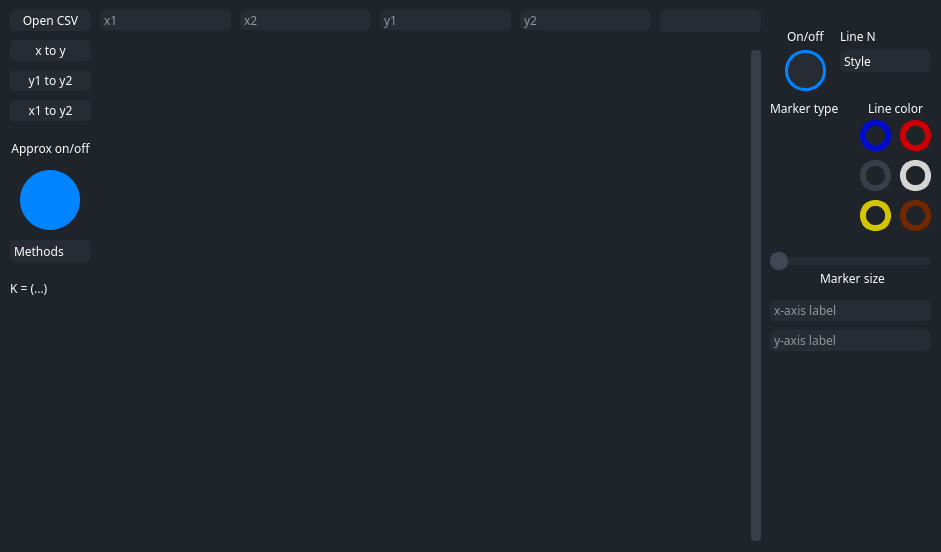
Old version of the form ui/design.ui in the repository RogMin/MIPT-CODING_py_project.
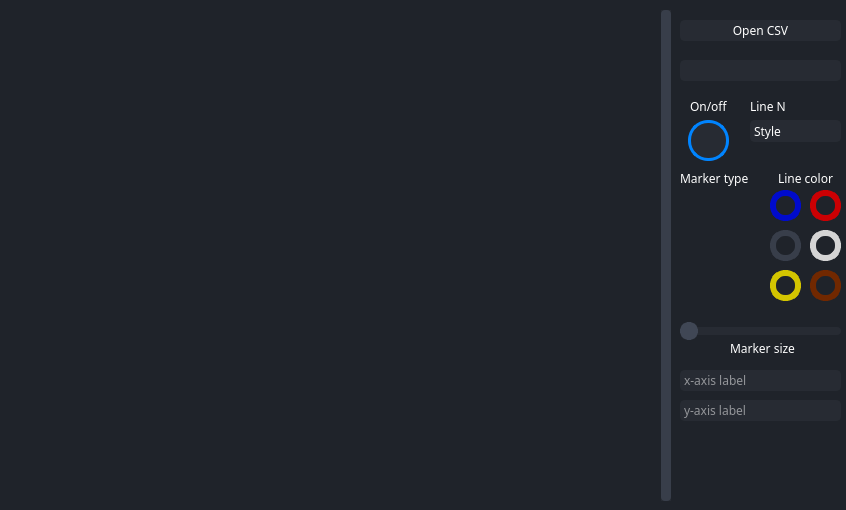
New version of the form. Icons and pictures are not drawn.

Diff of the .ui file:
```diff
--- a/ui/design.ui
+++ b/ui/design.ui
@@ -6,8 +6,8 @@
    <rect>
     <x>0</x>
     <y>0</y>
-    <width>941</width>
-    <height>552</height>
+    <width>846</width>
+    <height>510</height>
    </rect>
   </property>
   <property name="windowTitle">
@@ -121,9 +121,9 @@
    <widget class="QPushButton" name="openCSVButton">
     <property name="geometry">
      <rect>
-      <x>10</x>
-      <y>10</y>
-      <width>81</width>
+      <x>680</x>
+      <y>20</y>
+      <width>161</width>
       <height>21</height>
      </rect>
     </property>
@@ -131,107 +131,13 @@
      <string>Open CSV</string>
     </property>
    </widget>
-   <widget class="QPushButton" name="x_to_y_button">
-    <property name="geometry">
-     <rect>
-      <x>10</x>
-      <y>40</y>
-      <width>81</width>
-      <height>21</height>
-     </rect>
-    </property>
-    <property name="text">
-     <string>x to y</string>
-    </property>
-   </widget>
-   <widget class="QPushButton" name="y1_to_y2_button">
-    <property name="geometry">
-     <rect>
-      <x>10</x>
-      <y>70</y>
-      <width>81</width>
-      <height>21</height>
-     </rect>
-    </property>
-    <property name="text">
-     <string>y1 to y2</string>
-    </property>
-   </widget>
-   <widget class="QPushButton" name="x1_to_y2_button">
-    <property name="geometry">
-     <rect>
-      <x>10</x>
-      <y>100</y>
-      <width>81</width>
-      <height>21</height>
-     </rect>
-    </property>
-    <property name="text">
-     <string>x1 to y2</string>
-    </property>
-   </widget>
-   <widget class="QLineEdit" name="x1_line_edit">
-    <property name="geometry">
-     <rect>
-      <x>100</x>
-      <y>10</y>
-      <width>131</width>
-      <height>20</height>
-     </rect>
-    </property>
-    <property name="inputMask">
-     <string/>
-    </property>
-    <property name="placeholderText">
-     <string>x1</string>
-    </property>
-   </widget>
-   <widget class="QLineEdit" name="x2_line_edit">
-    <property name="geometry">
-     <rect>
-      <x>240</x>
-      <y>10</y>
-      <width>131</width>
-      <height>20</height>
-     </rect>
-    </property>
-    <property name="placeholderText">
-     <string>x2</string>
-    </property>
-   </widget>
-   <widget class="QLineEdit" name="y1_line_edit">
-    <property name="geometry">
-     <rect>
-      <x>380</x>
-      <y>10</y>
-      <width>131</width>
-      <height>20</height>
-     </rect>
-    </property>
-    <property name="placeholderText">
-     <string>y1</string>
-    </property>
-   </widget>
-   <widget class="QLineEdit" name="y2_line_edit">
-    <property name="geometry">
-     <rect>
-      <x>520</x>
-      <y>10</y>
-      <width>131</width>
-      <height>20</height>
-     </rect>
-    </property>
-    <property name="placeholderText">
-     <string>y2</string>
-    </property>
-   </widget>
    <widget class="QComboBox" name="stylesDropdown">
     <property name="geometry">
      <rect>
-      <x>660</x>
-      <y>10</y>
-      <width>101</width>
-      <height>22</height>
+      <x>680</x>
+      <y>60</y>
+      <width>161</width>
+      <height>21</height>
      </rect>
     </property>
     <property name="editable">
@@ -244,79 +150,11 @@
      <string/>
     </property>
    </widget>
-   <widget class="QComboBox" name="methodsDropdown">
-    <property name="geometry">
-     <rect>
-      <x>10</x>
-      <y>240</y>
-      <width>81</width>
-      <height>22</height>
-     </rect>
-    </property>
-    <property name="placeholderText" stdset="0">
-     <string>Methods</string>
-    </property>
-   </widget>
-   <widget class="QLabel" name="kLabel">
-    <property name="geometry">
-     <rect>
-      <x>10</x>
-      <y>280</y>
-      <width>81</width>
-      <height>16</height>
-     </rect>
-    </property>
-    <property name="text">
-     <string>K = (...)</string>
-    </property>
-   </widget>
-   <widget class="QToolButton" name="approxButton">
-    <property name="geometry">
-     <rect>
-      <x>20</x>
-      <y>170</y>
-      <width>60</width>
-      <height>60</height>
-     </rect>
-    </property>
-    <property name="styleSheet">
-     <string notr="true">background-color: rgb(0, 132, 255);
-border-radius: 30px;
-border-style: outset;
-</string>
-    </property>
-    <property name="icon">
-     <iconset resource="resources.qrc">
-      <normaloff>:/icons/icons/check.svg</normaloff>:/icons/icons/check.svg</iconset>
-    </property>
-    <property name="iconSize">
-     <size>
-      <width>32</width>
-      <height>32</height>
-     </size>
-    </property>
-   </widget>
-   <widget class="QLabel" name="approxLabel">
-    <property name="geometry">
-     <rect>
-      <x>10</x>
-      <y>140</y>
-      <width>81</width>
-      <height>16</height>
-     </rect>
-    </property>
-    <property name="text">
-     <string>Approx on/off</string>
-    </property>
-    <property name="alignment">
-     <set>Qt::AlignCenter</set>
-    </property>
-   </widget>
    <widget class="QToolButton" name="toggleButton">
     <property name="geometry">
      <rect>
-      <x>785</x>
-      <y>50</y>
+      <x>688</x>
+      <y>120</y>
       <width>41</width>
       <height>41</height>
      </rect>
@@ -344,8 +182,8 @@
    <widget class="QLabel" name="toggleLabel">
     <property name="geometry">
      <rect>
-      <x>787</x>
-      <y>30</y>
+      <x>690</x>
+      <y>100</y>
       <width>47</width>
       <height>13</height>
      </rect>
@@ -360,8 +198,8 @@
    <widget class="QSlider" name="markerSizeSlider">
     <property name="geometry">
      <rect>
-      <x>770</x>
-      <y>250</y>
+      <x>680</x>
+      <y>320</y>
       <width>161</width>
       <height>22</height>
      </rect>
@@ -373,8 +211,8 @@
    <widget class="QComboBox" name="lineDropdown">
     <property name="geometry">
      <rect>
-      <x>840</x>
-      <y>50</y>
+      <x>750</x>
+      <y>120</y>
       <width>91</width>
       <height>22</height>
      </rect>
@@ -386,8 +224,8 @@
    <widget class="QLabel" name="lineNLabel">
     <property name="geometry">
      <rect>
-      <x>840</x>
-      <y>30</y>
+      <x>750</x>
+      <y>100</y>
       <width>47</width>
       <height>13</height>
      </rect>
@@ -402,8 +240,8 @@
    <widget class="QToolButton" name="blueLineColorButton">
     <property name="geometry">
      <rect>
-      <x>860</x>
-      <y>120</y>
+      <x>770</x>
+      <y>190</y>
       <width>31</width>
       <height>31</height>
      </rect>
@@ -421,8 +259,8 @@
    <widget class="QToolButton" name="redLineColorButton">
     <property name="geometry">
      <rect>
-      <x>900</x>
-      <y>120</y>
+      <x>810</x>
+      <y>190</y>
       <width>31</width>
       <height>31</height>
      </rect>
@@ -440,8 +278,8 @@
    <widget class="QToolButton" name="grayLineColorButton">
     <property name="geometry">
      <rect>
-      <x>860</x>
-      <y>160</y>
+      <x>770</x>
+      <y>230</y>
       <width>31</width>
       <height>31</height>
      </rect>
@@ -459,8 +297,8 @@
    <widget class="QToolButton" name="whiteLineColorButton">
     <property name="geometry">
      <rect>
-      <x>900</x>
-      <y>160</y>
+      <x>810</x>
+      <y>230</y>
       <width>31</width>
       <height>31</height>
      </rect>
@@ -478,8 +316,8 @@
    <widget class="QToolButton" name="yellowLlineColorButton">
     <property name="geometry">
      <rect>
-      <x>860</x>
-      <y>200</y>
+      <x>770</x>
+      <y>270</y>
       <width>31</width>
       <height>31</height>
      </rect>
@@ -497,8 +335,8 @@
    <widget class="QToolButton" name="brownLineColorButton">
     <property name="geometry">
      <rect>
-      <x>900</x>
-      <y>200</y>
+      <x>810</x>
+      <y>270</y>
       <width>31</width>
       <height>31</height>
      </rect>
@@ -516,8 +354,8 @@
    <widget class="QScrollArea" name="scrollArea">
     <property name="geometry">
      <rect>
-      <x>100</x>
-      <y>50</y>
+      <x>10</x>
+      <y>10</y>
       <width>661</width>
       <height>491</height>
      </rect>
@@ -550,8 +388,8 @@
    <widget class="QLabel" name="markerTypeLabel">
     <property name="geometry">
      <rect>
-      <x>770</x>
-      <y>100</y>
+      <x>680</x>
+      <y>170</y>
       <width>71</width>
       <height>16</height>
      </rect>
@@ -563,8 +401,8 @@
    <widget class="QLabel" name="lineColorLabel">
     <property name="geometry">
      <rect>
-      <x>860</x>
-      <y>100</y>
+      <x>770</x>
+      <y>170</y>
       <width>71</width>
       <height>16</height>
      </rect>
@@ -579,8 +417,8 @@
    <widget class="QToolButton" name="triangleMarkerTypeButton">
     <property name="geometry">
      <rect>
-      <x>790</x>
-      <y>120</y>
+      <x>700</x>
+      <y>190</y>
       <width>31</width>
       <height>31</height>
      </rect>
@@ -605,8 +443,8 @@
    <widget class="QToolButton" name="circleMarkerTypeButton">
     <property name="geometry">
      <rect>
-      <x>790</x>
-      <y>160</y>
+      <x>700</x>
+      <y>230</y>
       <width>31</width>
       <height>31</height>
      </rect>
@@ -628,8 +466,8 @@
    <widget class="QToolButton" name="squareMarketTypeButton">
     <property name="geometry">
      <rect>
-      <x>790</x>
-      <y>200</y>
+      <x>700</x>
+      <y>270</y>
       <width>31</width>
       <height>31</height>
      </rect>
@@ -654,8 +492,8 @@
    <widget class="QLabel" name="markerSizeLabel">
     <property name="geometry">
      <rect>
-      <x>820</x>
-      <y>270</y>
+      <x>730</x>
+      <y>340</y>
       <width>71</width>
       <height>16</height>
      </rect>
@@ -667,8 +505,8 @@
    <widget class="QLineEdit" name="x_label_inp">
     <property name="geometry">
      <rect>
-      <x>770</x>
-      <y>300</y>
+      <x>680</x>
+      <y>370</y>
       <width>161</width>
       <height>21</height>
      </rect>
@@ -680,8 +518,8 @@
    <widget class="QLineEdit" name="y_label_inp">
     <property name="geometry">
      <rect>
-      <x>770</x>
-      <y>330</y>
+      <x>680</x>
+      <y>400</y>
       <width>161</width>
       <height>21</height>
      </rect>
```
